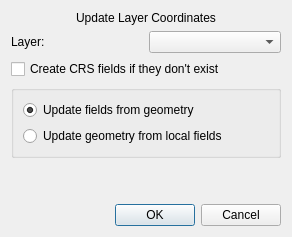
First picture: the form in grid/update_layer_dialog_base.ui, repository lparchaeology/ArkPlan, before the edit.
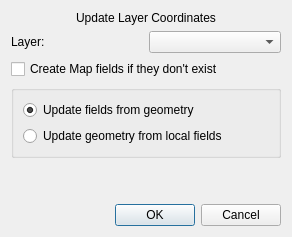
Second picture: the form after the edit.

What changed in the file:
```diff
--- a/grid/update_layer_dialog_base.ui
+++ b/grid/update_layer_dialog_base.ui
@@ -41,7 +41,7 @@
    <item>
     <widget class="QCheckBox" name="createCrsFieldsCheck">
      <property name="text">
-      <string>Create CRS fields if they don't exist</string>
+      <string>Create Map fields if they don't exist</string>
      </property>
     </widget>
    </item>
```
Left out of the diff: 2 changed lines with no effect on the pictures.
